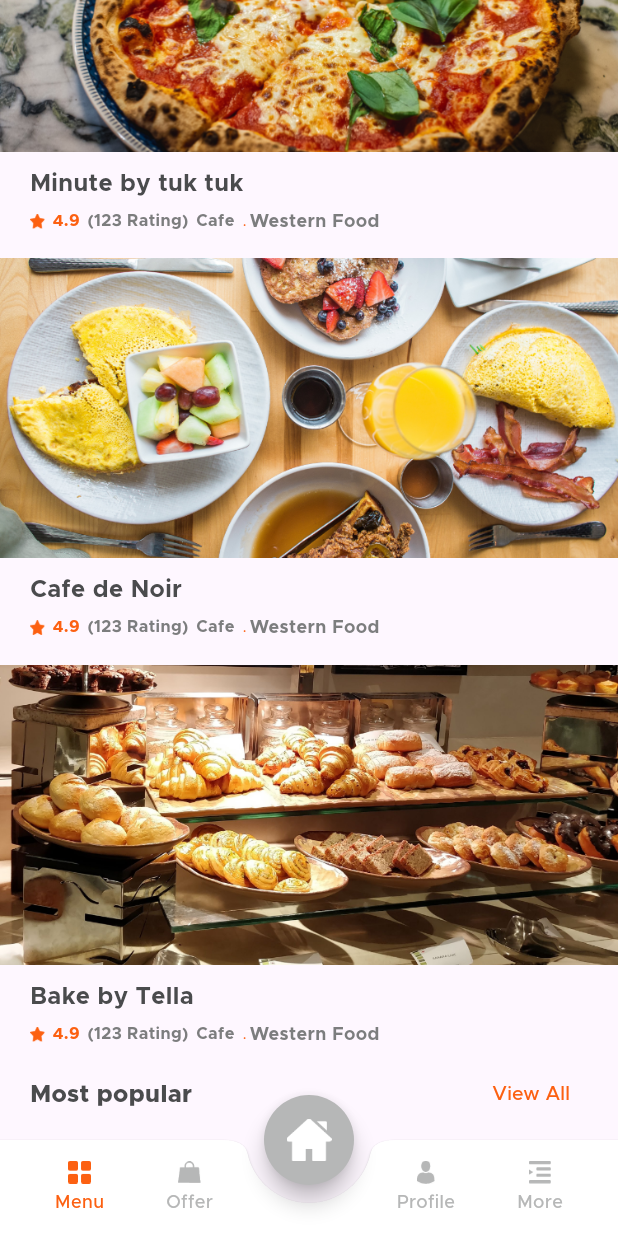
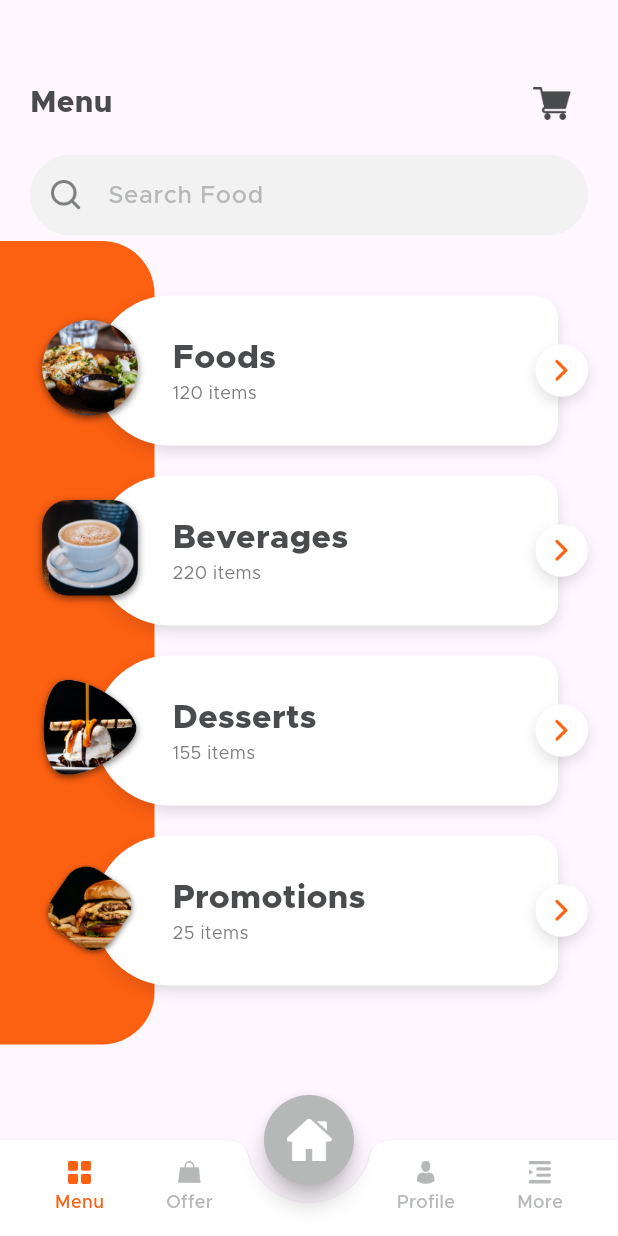
Before and after one commit to Chhila/flutter_food_delivery_app, a Flutter app: the screen it shows after launch, scrolled down 576 dp, after a tap on "Menu", on a phone screen of 412 x 824 dp. Run offline on Flutter 3.47's test engine with Material 3 defaults, Android fonts, the phone set to English and light mode, and no system bars; our stand-ins replace flutter_rating_bar; missing offline and left inert: otp_pin_field.

```diff
--- a/lib/common_widget/recent_item_row.dart
+++ b/lib/common_widget/recent_item_row.dart
@@ -68,7 +68,7 @@ class RecentItemRow extends StatelessWidget {
                         recentObj["rate"],
                         style: TextStyle(color: TColor.primary, fontSize: 11, fontWeight: FontWeight.w700),
                       ),
-                      SizedBox(height: 5),
+                      SizedBox(width: 5),
                       Text(
                         "(${recentObj["rating"]} Rating)",
                         style: TextStyle(color: TColor.secondPrimary, fontSize: 11, fontWeight: FontWeight.w700),
--- a/lib/view/main_tab/main_tab_view.dart
+++ b/lib/view/main_tab/main_tab_view.dart
@@ -2,6 +2,7 @@ import 'package:flutter/material.dart';
 import 'package:food_delivery_app/common/color_extension.dart';
 import 'package:food_delivery_app/common_widget/tab_button.dart';
 import 'package:food_delivery_app/view/home/home_view.dart';
+import 'package:food_delivery_app/view/menu/menu_view.dart';
 
 class MainTabView extends StatefulWidget {
   const MainTabView({super.key});
@@ -57,7 +58,7 @@ class _MainTabViewState extends State<MainTabView> {
               onTap: () {
                 if (selectedTab != 0) {
                   selectedTab = 0;
-                  selectPageView = HomeView();
+                  selectPageView = MenuView();
                 } else {}
                 if (mounted) {
                   setState(() {});
--- /dev/null
+++ b/lib/view/menu/menu_view.dart
@@ -0,0 +1,177 @@
+import 'package:flutter/material.dart';
+import 'package:food_delivery_app/view/menu/menu_items_view.dart';
+
+import '../../common/color_extension.dart';
+import '../../common_widget/round_textfield.dart';
+
+class MenuView extends StatefulWidget {
+  const MenuView({super.key});
+
+  @override
+  State<MenuView> createState() => _MenuViewState();
+}
+
+class _MenuViewState extends State<MenuView> {
+  TextEditingController txtSearch = TextEditingController();
+
+  List menuArr = [
+    {"name": "Foods", "image": "assets/images/menu_1.png", "items_count": "120"},
+    {"name": "Beverages", "image": "assets/images/menu_2.png", "items_count": "220"},
+    {"name": "Desserts", "image": "assets/images/menu_3.png", "items_count": "155"},
+    {"name": "Promotions", "image": "assets/images/menu_4.png", "items_count": "25"},
+  ];
+
+  @override
+  Widget build(BuildContext context) {
+    var media = MediaQuery.of(context).size;
+    return Scaffold(
+      body: Stack(
+        alignment: Alignment.centerLeft,
+        children: [
+          Container(
+            margin: EdgeInsets.only(top: 140),
+            width: media.width * 0.25,
+            height: media.height * 0.65,
+            decoration: BoxDecoration(
+              color: TColor.primary,
+              borderRadius: BorderRadius.horizontal(right: Radius.circular(35)),
+            ),
+          ),
+          SingleChildScrollView(
+            child: Padding(
+              padding: EdgeInsets.symmetric(vertical: 20),
+              child: Column(
+                children: [
+                  SizedBox(height: 25),
+                  Padding(
+                    padding: EdgeInsets.symmetric(horizontal: 20),
+                    child: Row(
+                      mainAxisAlignment: MainAxisAlignment.spaceBetween,
+                      children: [
+                        Text(
+                          "Menu",
+                          style: TextStyle(
+                            color: TColor.primaryText,
+                            fontSize: 20,
+                            fontWeight: FontWeight.w800,
+                          ),
+                        ),
+                        IconButton(
+                            onPressed: () {},
+                            icon: Image.asset(
+                              "assets/images/shopping_cart.png",
+                              width: 25,
+                              height: 25,
+                            ))
+                      ],
+                    ),
+                  ),
+                  SizedBox(height: 10),
+                  Padding(
+                    padding: EdgeInsets.symmetric(horizontal: 20),
+                    child: RoundTextfield(
+                      controller: txtSearch,
+                      hintText: "Search Food",
+                      left: Container(
+                        alignment: Alignment.center,
+                        width: 30,
+                        child: Image.asset(
+                          "assets/images/search.png",
+                          width: 20,
+                          height: 20,
+                        ),
+                      ),
+                    ),
+                  ),
+                  ListView.builder(
+                      padding: EdgeInsets.symmetric(horizontal: 20, vertical: 30),
+                      physics: NeverScrollableScrollPhysics(),
+                      shrinkWrap: true,
+                      itemCount: menuArr.length,
+                      itemBuilder: (context, index) {
+                        var menuObj = menuArr[index] as Map? ?? {};
+                        return GestureDetector(
+                          onTap: () {
+                            Navigator.push(context, MaterialPageRoute(builder: (context) => MenuItemsView(menuObj: menuObj)));
+                          },
+                          child: Stack(
+                            alignment: Alignment.centerRight,
+                            children: [
+                              Container(
+                                margin: EdgeInsets.only(top: 10, bottom: 10, right: 20),
+                                width: media.width * 0.75,
+                                height: 100,
+                                decoration: BoxDecoration(
+                                  color: Colors.white,
+                                  borderRadius: BorderRadius.horizontal(right: Radius.circular(15), left: Radius.circular(50)),
+                                  boxShadow: [
+                                    BoxShadow(color: Colors.black12, blurRadius: 7, offset: Offset(0, 4)),
+                                  ],
+                                ),
+                              ),
+                              Row(
+                                mainAxisAlignment: MainAxisAlignment.start,
+                                crossAxisAlignment: CrossAxisAlignment.center,
+                                children: [
+                                  Image.asset(
+                                    menuObj["image"].toString(),
+                                    width: 80,
+                                    height: 80,
+                                    fit: BoxFit.contain,
+                                  ),
+                                  SizedBox(width: 15),
+                                  Expanded(
+                                    child: Column(
+                                      crossAxisAlignment: CrossAxisAlignment.start,
+                                      children: [
+                                        Text(
+                                          menuObj["name"],
+                                          style: TextStyle(
+                                            color: TColor.primaryText,
+                                            fontSize: 22,
+                                            fontWeight: FontWeight.w800,
+                                          ),
+                                        ),
+                                        SizedBox(width: 5),
+                                        Text(
+                                          "${menuObj["items_count"].toString()} items",
+                                          style: TextStyle(
+                                            color: TColor.secondPrimary,
+                                            fontSize: 12,
+                                          ),
+                                        ),
+                                      ],
+                                    ),
+                                  ),
+                                  Container(
+                                    width: 35,
+                                    height: 35,
+                                    decoration: BoxDecoration(
+                                      color: Colors.white,
+                                      borderRadius: BorderRadius.circular(50),
+                                      boxShadow: [
+                                        BoxShadow(color: Colors.black12, blurRadius: 7, offset: Offset(0, 4)),
+                                      ],
+                                    ),
+                                    alignment: Alignment.center,
+                                    child: Image.asset(
+                                      "assets/images/btn_next.png",
+                                      width: 15,
+                                      height: 15,
+                                    ),
+                                  ),
+                                ],
+                              ),
+                            ],
+                          ),
+                        );
+                      }),
+                ],
+              ),
+            ),
+          ),
+        ],
+      ),
+    );
+  }
+}
--- a/pubspec.yaml
+++ b/pubspec.yaml
@@ -36,6 +36,7 @@ dependencies:
   cupertino_icons: ^1.0.8
   otp_pin_field: ^1.3.2
   flutter_svg: ^2.0.17
+  flutter_rating_bar: ^4.0.1
 
 dev_dependencies:
   flutter_test:
@@ -79,8 +80,9 @@ flutter:
     - family: Metropolis
       fonts:
         - asset: assets/fonts/Metropolis-Regular.otf
-
+          weight: 400
         - asset: assets/fonts/Metropolis-Medium.otf
+          weight: 500
         - asset: assets/fonts/Metropolis-SemiBold.otf
           weight: 600
         - asset: assets/fonts/Metropolis-Bold.otf
```
Also changed, not shown: lib/common_widget/menu_item_row.dart (added, +92 -0 lines), lib/view/menu/item_detail_view.dart (added, +344 -0 lines), lib/view/menu/menu_items_view.dart (added, +123 -0 lines), pubspec.lock.
